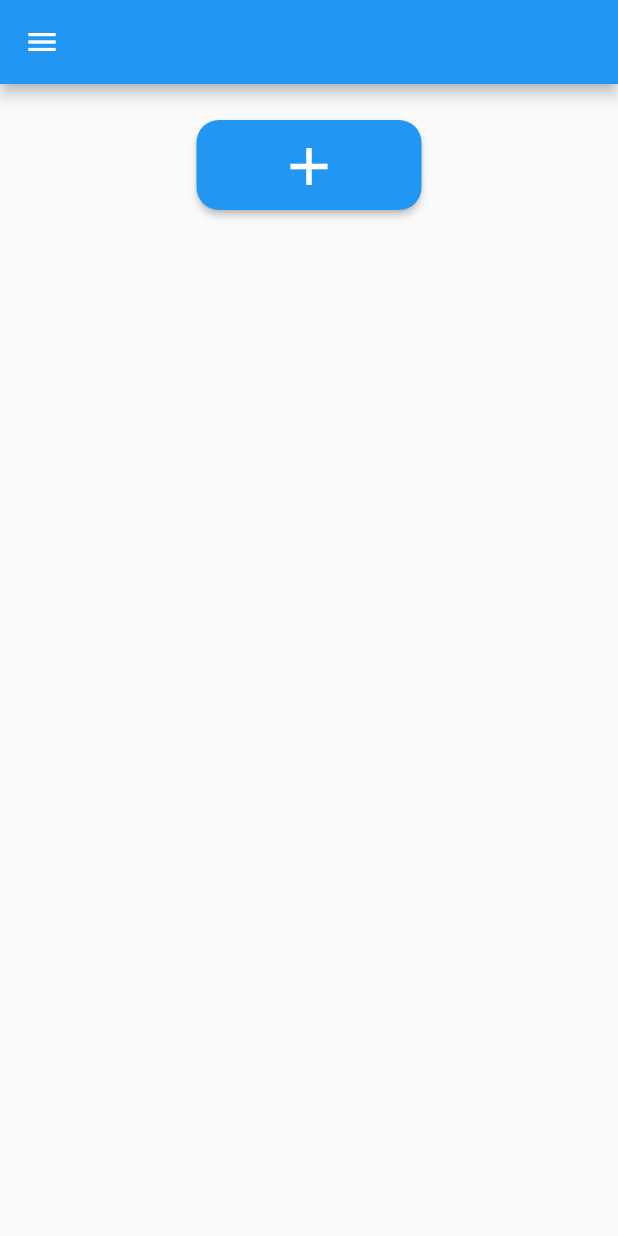
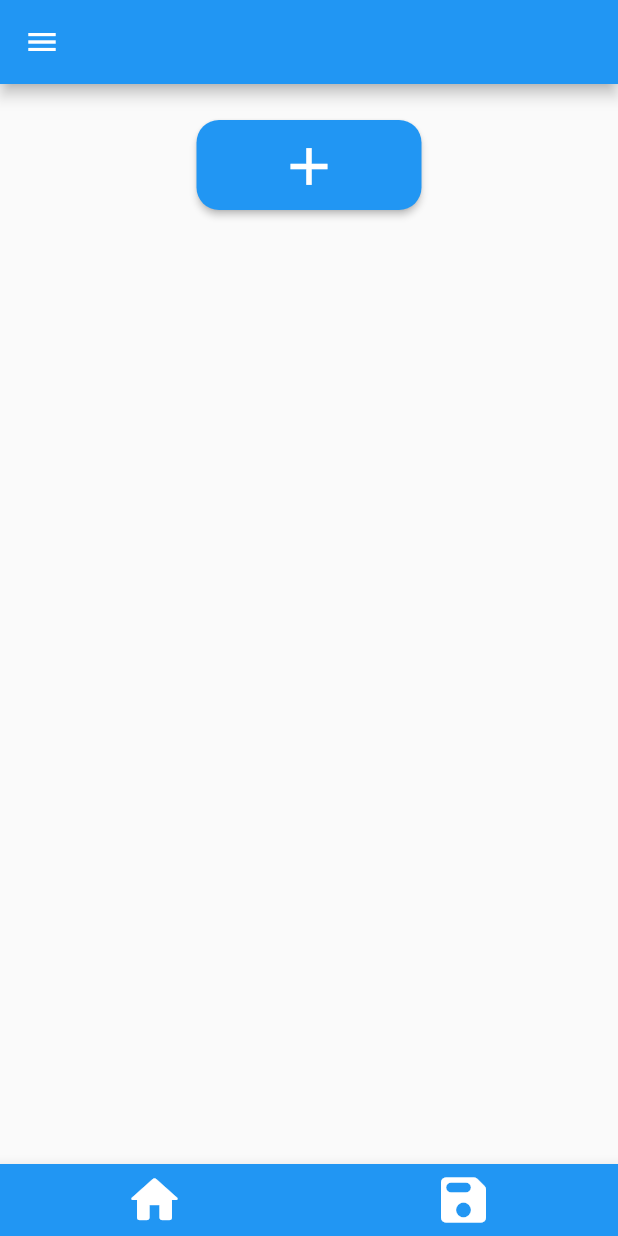
Before and after one commit to SlyPex/cupagis, a Flutter app: the screen it shows after launch, on a phone screen of 412 x 824 dp. Run offline on Flutter 3.47's test engine with Material 2 defaults, Android fonts, the phone set to English and light mode, and no system bars; our stand-ins replace geolocator.

Commit message:
fixed some issues

```diff
--- a/lib/main.dart
+++ b/lib/main.dart
@@ -1,6 +1,4 @@
 import 'dart:convert';
-
-
 import 'package:cupajis/datatypes.dart';
 import 'package:cupajis/userinput.dart';
 import 'package:flutter/material.dart';
@@ -45,13 +43,15 @@ class _MyAppState extends State<MyApp> {
   late String latiude;
   late String longtitude;
   late String altitude;
-
-
-
-
-
-
   void getlocation() async {
+    LocationPermission permission;
+    permission = await Geolocator.checkPermission();
+    if (permission == LocationPermission.denied) {
+      permission = await Geolocator.requestPermission();
+      if (permission == LocationPermission.deniedForever) {
+        return Future.error('Location Not Available');
+      }
+    }
     var position = await Geolocator.getCurrentPosition(
         desiredAccuracy: LocationAccuracy.best);
     var lat = position.latitude;
@@ -70,31 +70,30 @@ class _MyAppState extends State<MyApp> {
   @override
   Widget build(BuildContext context) {
     return Scaffold(
-
         appBar: AppBar(),
-        // bottomNavigationBar: BottomAppBar(
-        // child:
-        // Row(mainAxisAlignment: MainAxisAlignment.spaceEvenly, children: [
-        // Expanded(
-        // child: MaterialButton(
-        // child: Icon(
-        // Icons.home_rounded,
-        // color: Colors.white,
-        // size: 40,
-        // ),
-        // onPressed: () async {})),
+        bottomNavigationBar: BottomAppBar(
+          child:
+              Row(mainAxisAlignment: MainAxisAlignment.spaceEvenly, children: [
+            Expanded(
+                child: MaterialButton(
+                    child: Icon(
+                      Icons.home_rounded,
+                      color: Colors.white,
+                      size: 40,
+                    ),
+                    onPressed: () async {})),
             // VerticalDividerWidget(),
-        // Expanded(
-        // child: MaterialButton(
-        // child: Icon(
-        // Icons.save_rounded,
-        // color: Colors.white,
-        // size: 40,
-        // ),
-        // onPressed: () async {}))
-        // ]),
-        // color: Colors.blue,
-        // ),
+            Expanded(
+                child: MaterialButton(
+                    child: Icon(
+                      Icons.save_rounded,
+                      color: Colors.white,
+                      size: 40,
+                    ),
+                    onPressed: () async {}))
+          ]),
+          color: Colors.blue,
+        ),
         drawer: NavigationDrawer(),
         body: SingleChildScrollView(
             child: Container(
@@ -111,47 +110,34 @@ class _MyAppState extends State<MyApp> {
           margin: const EdgeInsets.symmetric(horizontal: 24.0, vertical: 24),
         )));
   }
-Widget buildMenuitem({
-  required String text,
-  VoidCallback? onClicked}){
+
+  Widget buildMenuitem({required String text, VoidCallback? onClicked}) {
     return Container(
         height: 100,
-      child:Material(
+        child: Material(
             color: Colors.transparent,
             child: RotatedBox(
                 quarterTurns: 1,
-     child: ListTile(
-             title: Text(text),
-             onTap: onClicked
-              )
-              )
-              )
-              ) ;
+                child: ListTile(title: Text(text), onTap: onClicked))));
   }
- // DropdownMenuItem<String> buildMenuitem(String item) =>
-   //   DropdownMenuItem(value: item, child: Text(item));
-      Widget NavigationDrawer(){
 
+  Widget NavigationDrawer() {
     return Container(
         width: MediaQuery.of(context).size.width * 0.2,
         child: Drawer(
-          child:Container(
-            padding: EdgeInsets.only(top: MediaQuery.of(context).viewPadding.top),
+          child: Container(
+            padding:
+                EdgeInsets.only(top: MediaQuery.of(context).viewPadding.top),
             color: Color(0xFF1a2f45),
-            child: Column(children: [
-              draweritem(),
+            child: Column(children: [draweritem(), buildcollapseIcon(context)]),
+          ),
+        ));
+  }
 
-              buildcollapseIcon(context)
-            ]),
-          ),
-
-        )
-        );
-      }
-      Widget draweritem(){
+  Widget draweritem() {
     return Container(
         child: Expanded(
-            child:ListView.builder(
+      child: ListView.builder(
           shrinkWrap: true,
           itemCount: items.length,
           itemBuilder: (context, index) {
@@ -160,57 +146,37 @@ Widget buildMenuitem({
             //    onTap: (){
             //   },
             //    );
-          final item=items[index];
-              return buildMenuitem(text: items[index],
-
-              onClicked: (){
+            final item = items[index];
+            return buildMenuitem(
+                text: items[index],
+                onClicked: () {
                   setState(() {
-                  value=item;
+                    value = item;
                   });
                   Navigator.pop(context);
+                });
+          }),
+    ));
   }
-              );
-          }
-        ) ,
-            )
 
-        );
-
-      }
-    /*  Widget dropdownmenu(){
-        return Container(
-                  child: DropdownButtonFormField<String>(
-                    decoration: const InputDecoration(
-                        labelText: "Attribut", border: OutlineInputBorder()),
-                    value: value,
-                    isExpanded: true,
-                    items: items.map(buildMenuitem).toList(),
-
-                    onChanged: (value){
-
-                      setState(() {
-                      this.value = value;
-
-                    });},
-                  ),
-                  margin: const EdgeInsets.fromLTRB(0, 0, 0, 22));
-      }*/
-
-     Widget buildcollapseIcon(BuildContext context){
-       final double size=52;
-       final icon= Icons.arrow_back_ios;
+  Widget buildcollapseIcon(BuildContext context) {
+    final double size = 52;
+    final icon = Icons.arrow_back_ios;
     return InkWell(
-         child :Container(
+        child: Container(
           width: size,
           height: size,
-         child: Icon(icon,color: Colors.white,),
+          child: Icon(
+            icon,
+            color: Colors.white,
           ),
-       onTap: (){
+        ),
+        onTap: () {
           Navigator.pop(context);
+        });
   }
-       );
-     }
-      Widget gpsinput(){
+
+  Widget gpsinput() {
     return Container(
       child: Row(
         mainAxisAlignment: MainAxisAlignment.spaceAround,
@@ -271,7 +237,8 @@ Widget buildMenuitem({
       margin: EdgeInsets.fromLTRB(0, 22, 0, 22),
     );
   }
-      Widget submitbutton(){
+
+  Widget submitbutton() {
     return Container(
       height: 60,
       width: 150,
@@ -284,45 +251,45 @@ Widget buildMenuitem({
           size: 42,
         ),
         padding: EdgeInsets.fromLTRB(0, 10, 0, 10),
-                  shape: RoundedRectangleBorder(
-                      borderRadius: BorderRadius.circular(15)),
+        shape: RoundedRectangleBorder(borderRadius: BorderRadius.circular(15)),
       ),
     );
   }
-      Widget forms(){
+
+  Widget forms() {
     return FutureBuilder(
         future: ReadJsonData(),
-          builder: (context, data){
+        builder: (context, data) {
           var item = data.data as List<datatype>;
           var count;
 
-         var i= item.indexWhere((element) => element.item==value);
-          if(i!=-1){
-          count=item[i].subitems?.length;
+          var i = item.indexWhere((element) => element.item == value);
+          if (i != -1) {
+            count = item[i].subitems?.length;
 
             return ListView.builder(
                 itemCount: count,
                 shrinkWrap: true,
-        itemBuilder: (BuildContext context,int index){
-        if(item[i].subitems![index].intitule.toString()=='GPS')
+                itemBuilder: (BuildContext context, int index) {
+                  if (item[i].subitems![index].intitule.toString() == 'GPS')
                     return gpsinput();
                   else
-          return inputform(item[i].subitems![index].intitule.toString());
-
+                    return inputform(
+                        item[i].subitems![index].intitule.toString());
                 });
-
+          } else {
+            return Container();
           }
-        else{return Container();}
         });
   }
-      Future<List<datatype>>ReadJsonData() async{
-        final jsondata = await rootBundle.rootBundle.loadString('jsons/data-types.json');
+
+  Future<List<datatype>> ReadJsonData() async {
+    final jsondata =
+        await rootBundle.rootBundle.loadString('jsons/data-types.json');
     final list = jsonDecode(jsondata) as List<dynamic>;
 
     return list.map((e) => datatype.fromJson(e)).toList();
-
   }
-
 }
 
 // class VerticalDividerWidget extends StatelessWidget {
```
Also changed, not shown: 1 other file. Lines whose indentation alone changed are shown as unchanged.
